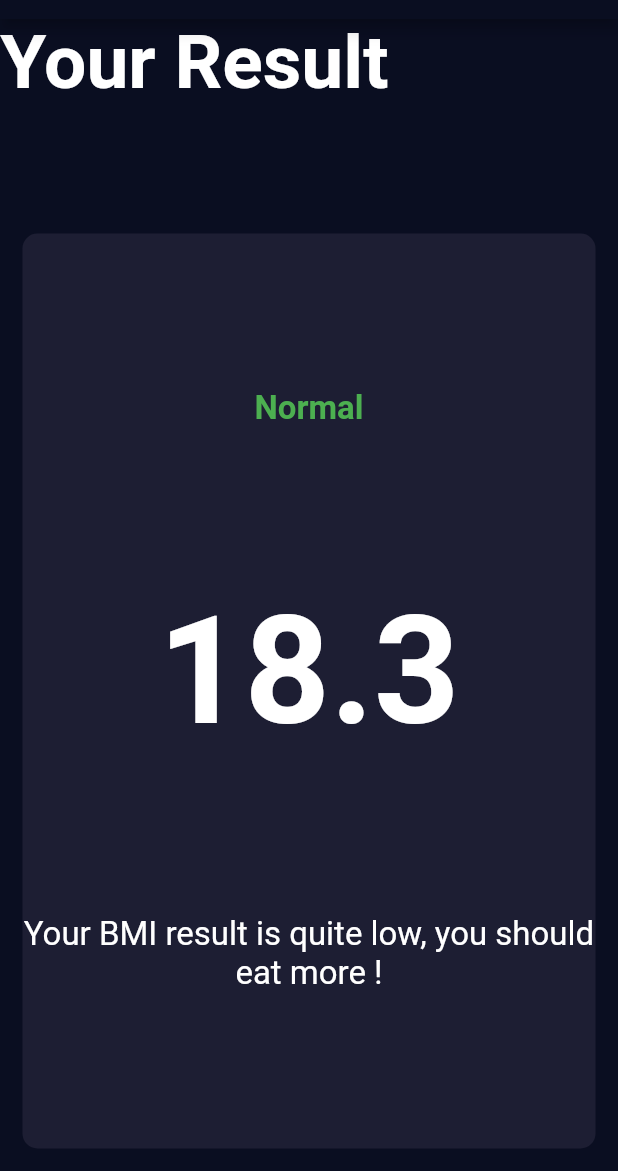
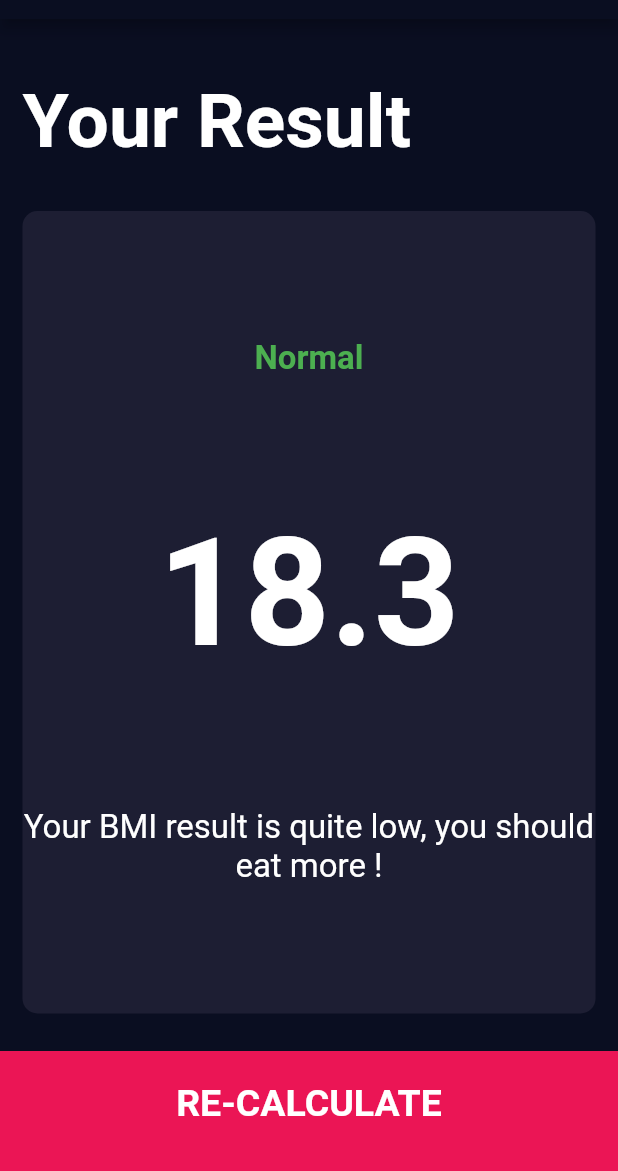
Before and after one commit to snehagupta01/Flutter-Projects, a Flutter app: the ResultsPage screen opened directly, on a phone screen of 412 x 824 dp, the part 65-1236 px from its top. Run offline on Flutter 3.47's test engine with Material 2 defaults, Android fonts, the light colour scheme and no system bars; our stand-ins replace audioplayers, font_awesome_flutter, rflutter_alert.

Commit message:
added re-calculate button

```diff
--- a/bmi-calculator-flutter/lib/screens/results_page.dart
+++ b/bmi-calculator-flutter/lib/screens/results_page.dart
@@ -1,6 +1,7 @@
 import 'package:flutter/material.dart';
 import '../constants.dart';
 import 'package:bmi_calculator/components/reusable_card.dart';
+import 'package:bmi_calculator/components/bottom_button.dart';
 
 class ResultsPage extends StatelessWidget {
   @override
@@ -15,6 +16,8 @@ class ResultsPage extends StatelessWidget {
         children: <Widget>[
           Expanded(
             child: Container(
+              padding: EdgeInsets.all(15.0),
+              alignment: Alignment.bottomLeft,
               child: Text(
                 'Your Result',
                 style: KTitleTextStyle,
@@ -45,6 +48,12 @@ class ResultsPage extends StatelessWidget {
                 ],
               ),
             ),
+          ),
+          BottomButton(
+            buttonTitle: 'RE-CALCULATE',
+            onTap: () {
+              Navigator.pop(context);
+            },
           )
         ],
       ),
```
